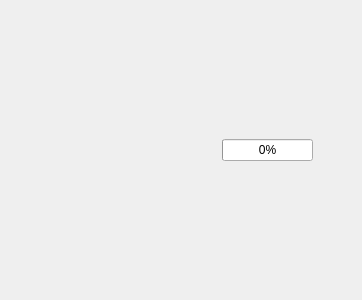
Before: the Qt Designer form GUI/Widgets/SchedulerProgress.ui in FelixdelasPozas/EspINA, drawn with Qt 5.
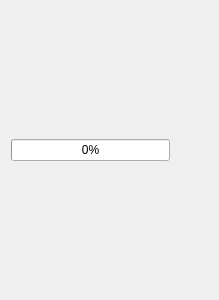
After: the same form once the commit is applied. Icons and pictures are not drawn.

Commit message: Larger scheduler progress widget.

```diff
--- a/GUI/Widgets/SchedulerProgress.ui
+++ b/GUI/Widgets/SchedulerProgress.ui
@@ -6,7 +6,7 @@
    <rect>
     <x>0</x>
     <y>0</y>
-    <width>362</width>
+    <width>219</width>
     <height>300</height>
    </rect>
   </property>
@@ -14,24 +14,11 @@
    <string>Form</string>
   </property>
   <layout class="QHBoxLayout" name="horizontalLayout">
-   <item>
-    <spacer name="horizontalSpacer">
-     <property name="orientation">
-      <enum>Qt::Horizontal</enum>
-     </property>
-     <property name="sizeHint" stdset="0">
-      <size>
-       <width>40</width>
-       <height>20</height>
-      </size>
-     </property>
-    </spacer>
-   </item>
    <item>
     <widget class="QProgressBar" name="m_progressBar">
      <property name="sizePolicy">
-      <sizepolicy hsizetype="Maximum" vsizetype="Fixed">
-       <horstretch>0</horstretch>
+      <sizepolicy hsizetype="MinimumExpanding" vsizetype="Fixed">
+       <horstretch>1</horstretch>
        <verstretch>0</verstretch>
       </sizepolicy>
      </property>
@@ -46,7 +33,7 @@
    <item>
     <widget class="QPushButton" name="m_showTasks">
      <property name="sizePolicy">
-      <sizepolicy hsizetype="Maximum" vsizetype="Fixed">
+      <sizepolicy hsizetype="Minimum" vsizetype="Fixed">
        <horstretch>0</horstretch>
        <verstretch>0</verstretch>
       </sizepolicy>
```
The commit also changes 4 other files.
